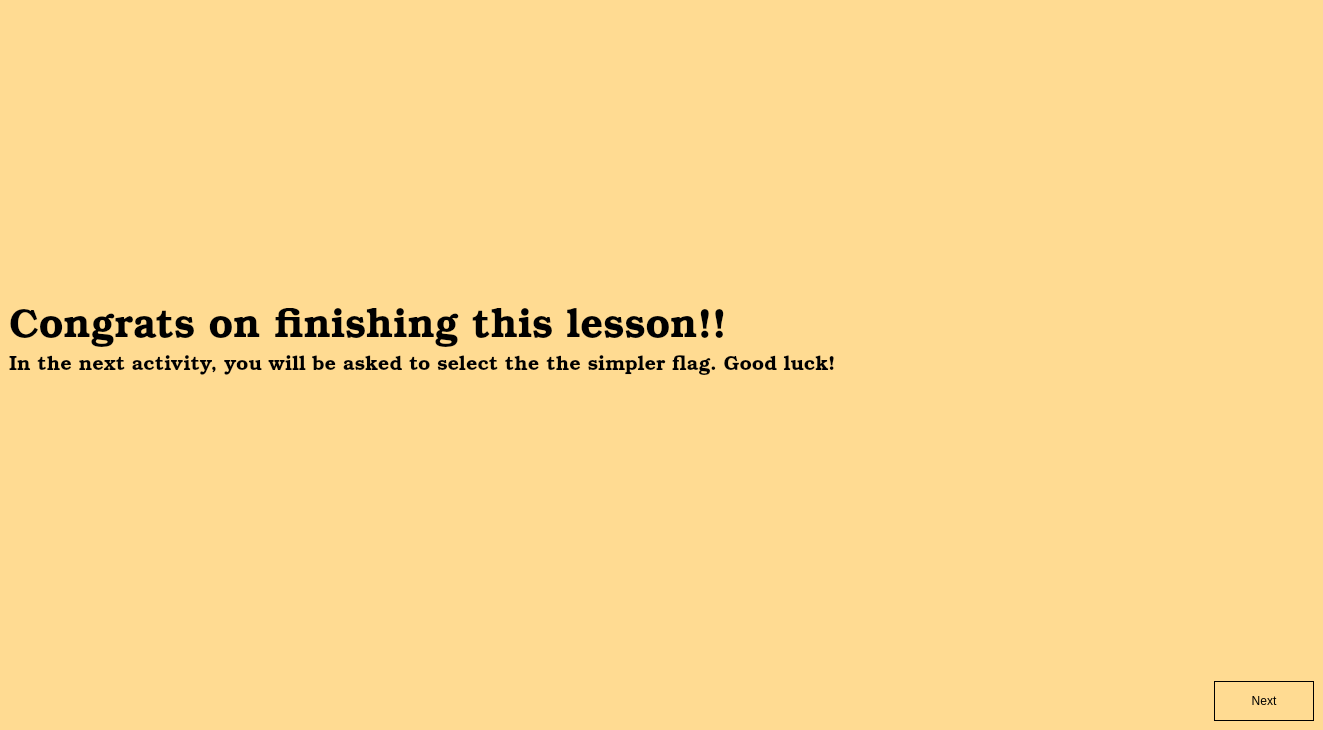
Old version of the form keepsimplelesson.ui in the repository zxjorge/EDApp.
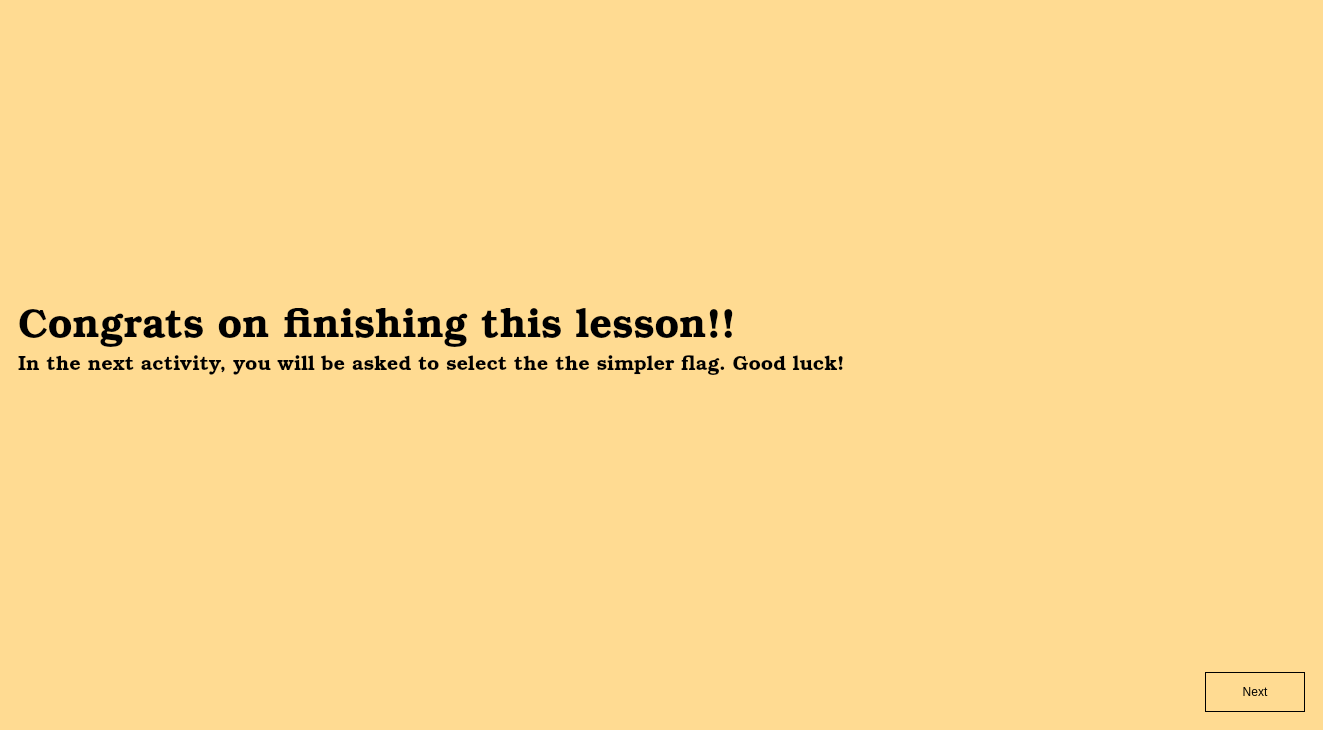
New version of the form. The open tabs and pages were chosen to show the change. Icons and pictures are not drawn.

Commit message: matched completed lesson ui to everything eles

Patch:
```diff
--- a/keepsimplelesson.ui
+++ b/keepsimplelesson.ui
@@ -1026,6 +1026,14 @@
    </property>
    <layout class="QVBoxLayout" name="verticalLayout_7">
     <item>
+     <widget class="QFrame" name="verticalFrame">
+      <property name="styleSheet">
+       <string notr="true">QFrame#verticalFrame {
+	border: 4px dashed white;
+}</string>
+      </property>
+      <layout class="QVBoxLayout" name="verticalLayout">
+       <item>
      <spacer name="verticalSpacer_3">
       <property name="orientation">
        <enum>Qt::Vertical</enum>
@@ -1106,7 +1114,12 @@
     </item>
    </layout>
   </widget>
- </widget>
- <resources/>
+    </item>
+   </layout>
+  </widget>
+ </widget>
+ <resources>
+  <include location="Resources.qrc"/>
+ </resources>
  <connections/>
 </ui>
```
Left out of the diff: 18 changed lines with no effect on the pictures. Lines whose indentation alone changed are shown as unchanged. The commit also changes 3 other files.
